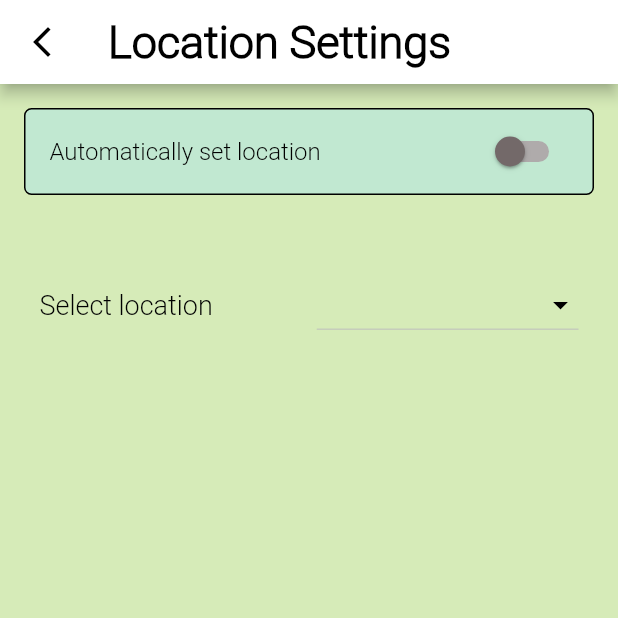
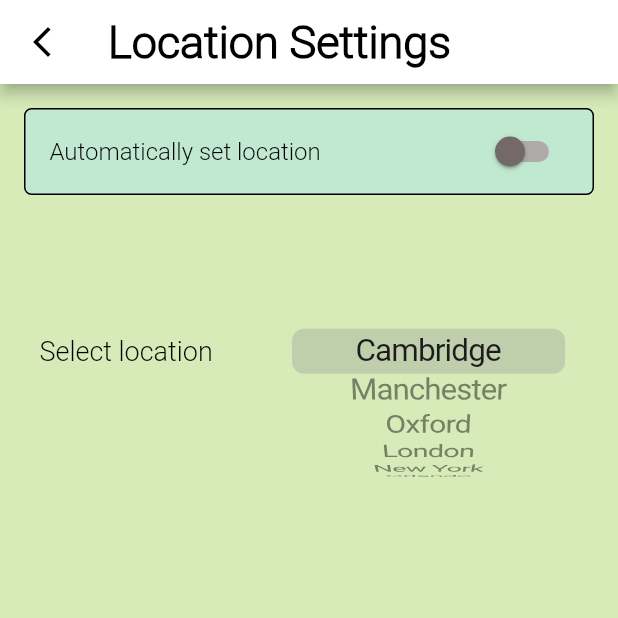
Before and after one commit to losmi247/weather-app, a Flutter app: the LocationSettingsScreen screen opened directly with empty values, on a phone screen of 412 x 824 dp, the top half of it. Run offline on Flutter 3.47's test engine with Material 2 defaults, Android fonts, the phone set to English and light mode, and no system bars; our stand-ins replace flutter_svg; missing offline and left inert: slide_digital_clock; network calls fail.

Commit message:
location settings cupertino slider

```diff
--- /dev/null
+++ b/lib/custom_components/locationsOptionSlider.dart
@@ -0,0 +1,95 @@
+import 'package:flutter/cupertino.dart';
+import 'package:flutter_application_1/custom_components/pallete.dart';
+
+class LocationsOptionSlider extends StatefulWidget {
+  LocationsOptionSlider({
+    Key? key,
+    required this.options,
+    required this.notifyParent,
+  }) : super(key: key);
+
+  List<String> options;
+  /// function to notify the settings screen that
+  /// the slider's value has been changed, so that
+  /// we can update the other sliders value so that
+  /// the temperature range is l < r (valid)
+  Function(int newIndex) notifyParent;
+  late _LocationsOptionSliderState sliderState = _LocationsOptionSliderState();
+
+  @override
+  _LocationsOptionSliderState createState() => sliderState;
+
+  /// getters for selected index, selected value
+  int get index => sliderState.selectedIndex;
+  String get value => sliderState.options[sliderState.selectedIndex];
+
+  /// setter for selected index
+  set index(int newIndex){
+    sliderState.selectedIndex = newIndex;
+  }
+  set sliderOptions(List<String> newOptions){
+    options = newOptions;
+    sliderState.setState(() { sliderState.options = newOptions; });
+  }
+  set notifyParentFunction(Function(int newIndex) v){
+    notifyParent = v;
+  }
+}
+
+class _LocationsOptionSliderState extends State<LocationsOptionSlider> {
+  int selectedIndex = 0;
+  List<String> options = ["a"];
+  FixedExtentScrollController controller = FixedExtentScrollController();
+
+  @override
+  void initState() {
+    super.initState();
+    options = widget.options;
+    controller = FixedExtentScrollController(
+      initialItem: selectedIndex,
+    );
+  }
+
+  /// previously:
+  /// text top: 0
+  /// second positioned top: 30
+  /// main container height: 120
+  @override
+  Widget build(BuildContext context) {
+    return Container(
+      //width: 130,
+      width: 200,
+      height: 200,
+      child: Stack(
+        alignment: Alignment.topCenter,
+        children: [
+          Positioned(
+            //top: 35,
+            child: Container(
+              width: 200,
+              height: 200,
+              child: CupertinoPicker(
+                scrollController: controller,
+                itemExtent: 30,
+                children: stringsToWidgets(),
+                onSelectedItemChanged: (value) {
+                  selectedIndex = value;
+                  widget.notifyParent(value);
+                },
+                backgroundColor: Color.fromRGBO(0, 0, 0, 0),
+              ),
+            ),
+          ),
+        ],
+      )
+    );
+  }
+
+  List<Widget> stringsToWidgets() {
+    List<Center> b = [];
+    for (var item in options) {
+      b.add(Center(child: Text(item, style: const TextStyle(color: Pallete.settingsTextColor))));
+    }
+    return b;
+  }
+}
--- a/lib/custom_components/preferences.dart
+++ b/lib/custom_components/preferences.dart
@@ -10,7 +10,8 @@ class Preferences {
   bool workInWind;
   bool workAtNight;
   bool isLocationSetAutomatically;
-  String selectedLocation;
+  /// selectedLocation is now a getter
+  //String selectedLocation;
 
   /// minTempIndex - zero-based index of currently selected
   /// minimum temperature on the 'Settings' screen
@@ -61,6 +62,21 @@ class Preferences {
     }
   }
 
+  int locationIndex;
+
+  /// getter for the currently seleceted location
+  String get selectedLocation {
+    if(locationIndex < 0){
+      return locations[0];
+    }
+    else if(locationIndex > locations.length-1){
+      return locations[locations.length-1];
+    }
+    else{
+      return locations[locationIndex];
+    }
+  }
+
   Preferences(
       {required this.isCelsius,
       //required this.minTemp,
@@ -70,9 +86,11 @@ class Preferences {
       required this.workInWind,
       required this.workAtNight,
       required this.isLocationSetAutomatically,
-      required this.selectedLocation,
+      //required this.selectedLocation,
       required this.minTempIndex,
-      required this.maxTempIndex});
+      required this.maxTempIndex,
+      required this.locationIndex
+      });
 
   Preferences.copy(Preferences p)
       : isCelsius = p.isCelsius,
@@ -83,9 +101,10 @@ class Preferences {
         workInWind = p.workInWind,
         workAtNight = p.workAtNight,
         isLocationSetAutomatically = p.isLocationSetAutomatically,
-        selectedLocation = p.selectedLocation,
+        //selectedLocation = p.selectedLocation,
         minTempIndex = p.minTempIndex,
-        maxTempIndex = p.maxTempIndex;
+        maxTempIndex = p.maxTempIndex,
+        locationIndex = p.locationIndex;
 
   Preferences.defaultPreferences()
       : isCelsius = true,
@@ -96,11 +115,15 @@ class Preferences {
         workInWind = false,
         workAtNight = false,
         isLocationSetAutomatically = true,
-        selectedLocation = 'Cambridge',
+        //selectedLocation = 'Cambridge',
         minTempIndex = 4,
-        maxTempIndex = 4;
+        maxTempIndex = 4,
+        locationIndex = 0;
 }
 
+
+/// KEEP CAMBRIDGE AT INDEX 0, OR CHANGE DEFAULT INDEX ABOVE
+/// IN DEFAULT PREFERENCES
 // const List<String> locations = <String>['Cambridge', 'Manchester', 'Oxford'];
 const List<String> locations = <String>[
   'Cambridge',
--- a/lib/location_settings.dart
+++ b/lib/location_settings.dart
@@ -1,4 +1,5 @@
 import 'package:flutter/material.dart';
+import 'package:flutter_application_1/custom_components/locationsOptionSlider.dart';
 import 'package:flutter_application_1/custom_components/pallete.dart';
 import 'package:flutter_application_1/custom_components/preferences.dart';
 
@@ -17,10 +18,18 @@ class LocationSettingsScreen extends StatefulWidget {
 class _LocationSettingsScreenState extends State<LocationSettingsScreen> {
   Preferences preferences = Preferences.defaultPreferences();
 
+  LocationsOptionSlider locationSlider = LocationsOptionSlider(options: locations,
+    notifyParent:(newIndex) {
+
+  },);
+
   @override
   void initState() {
     super.initState();
     preferences = Preferences.copy(widget.preferences);
+
+    // initalize the location slider from preferences
+    locationSlider.index = preferences.locationIndex;
   }
 
   /// sends preferences back to the previous page
@@ -39,6 +48,11 @@ class _LocationSettingsScreenState extends State<LocationSettingsScreen> {
     //     ),
     //   );
     // }
+
+    locationSlider.notifyParentFunction = (newIndex) {
+      /// update location index in preferences
+      preferences.locationIndex = newIndex;
+    };
 
     return Scaffold(
       appBar: AppBar(
@@ -69,10 +83,19 @@ class _LocationSettingsScreenState extends State<LocationSettingsScreen> {
               value: preferences.isLocationSetAutomatically,
               tileColor: Pallete.settignsSwitchListTileColor,
               onChanged: (value) {
+                /*setState(() {
+                  preferences.isLocationSetAutomatically = value;
+                  if (value == true) {
+                    preferences.selectedLocation = "Cambridge";
+                  }
+                });*/
                 setState(() {
                   preferences.isLocationSetAutomatically = value;
                   if (value == true) {
-                    preferences.selectedLocation = "Cambridge";
+                    preferences.locationIndex = 0;
+                    locationSlider.sliderState.controller.animateToItem(0,
+                      duration: Duration(milliseconds: 400),
+                      curve: Curves.fastOutSlowIn);
                   }
                 });
               },
@@ -84,7 +107,6 @@ class _LocationSettingsScreenState extends State<LocationSettingsScreen> {
                 borderRadius: BorderRadius.circular(5),
               ),
             ),
-            SizedBox(height: MediaQuery.of(context).size.height * 0.03),
             // DropdownMenu<LocationLabel>(
             //   initialSelection: preferences.selectedLocation,
             //   controller: locationController,
@@ -101,7 +123,7 @@ class _LocationSettingsScreenState extends State<LocationSettingsScreen> {
             //   // ),
             //
             // ),
-            SizedBox(height: MediaQuery.of(context).size.height * 0.03),
+            SizedBox(height: MediaQuery.of(context).size.height * 0.005),
             Row(
               children: [
                 SizedBox(width: MediaQuery.of(context).size.width * 0.025),
@@ -109,7 +131,10 @@ class _LocationSettingsScreenState extends State<LocationSettingsScreen> {
                   child: Text('Select location', style: TextStyle(color: Pallete.settingsTextColor)),
                 ),
                 SizedBox(width: MediaQuery.of(context).size.width * 0.025),
-                Expanded(
+
+
+
+                /*Expanded(
                   child: DropdownButton<String>(
                     isExpanded: true,
                     value: preferences.selectedLocation,
@@ -139,7 +164,16 @@ class _LocationSettingsScreenState extends State<LocationSettingsScreen> {
                     }).toList(),
                     dropdownColor: Pallete.settingsLocationDropdownColor,
                   )
+                ),*/
+
+                IgnorePointer(
+                  ignoring: preferences.isLocationSetAutomatically,
+                  child: Opacity(
+                    opacity: preferences.isLocationSetAutomatically ? 0.5 : 1,
+                    child: locationSlider,
+                  ),
                 ),
+
                 SizedBox(width: MediaQuery.of(context).size.width * 0.025),
               ]
             ),
--- a/lib/settings_screen.dart
+++ b/lib/settings_screen.dart
@@ -431,12 +431,16 @@ class _SettingsScreenState extends State<SettingsScreen> {
       preferences.workInWind = returnedPreferences.workInWind;
       preferences.isLocationSetAutomatically =
           returnedPreferences.isLocationSetAutomatically;
-      preferences.selectedLocation = returnedPreferences.selectedLocation;
+      //preferences.selectedLocation = returnedPreferences.selectedLocation;
 
       /// update the min/max temp indices when you come back from
       /// 'location settings' screen (even they won't be changed there)
       preferences.minTempIndex = returnedPreferences.minTempIndex;
       preferences.maxTempIndex = returnedPreferences.maxTempIndex;
+
+      /// update the location index we when going back from 'location settings'
+      /// screen
+      preferences.locationIndex = returnedPreferences.locationIndex;
     });
   }
 }
--- a/lib/study_outside_screen.dart
+++ b/lib/study_outside_screen.dart
@@ -535,7 +535,7 @@ class _StudyOutsideScreenState extends State<StudyOutsideScreen> {
                   /////// SLIDER
                   SizedBox(height: MediaQuery.of(context).size.height * 0.02),
                   SizedBox(
-                      height: MediaQuery.of(context).size.height * 0.03,
+                      height: MediaQuery.of(context).size.height * 0.032,
                       child: Center(
                         child: Text(
                           'The current location is set to ${preferences.selectedLocation}',
@@ -681,9 +681,15 @@ class _StudyOutsideScreenState extends State<StudyOutsideScreen> {
           builder: (context) => SettingsScreen(preferences: preferences)),
     );
     setState(() {
-      if (preferences.selectedLocation !=
+      /// selectedLocation is now a getter in Preferences
+      /*if (preferences.selectedLocation !=
           returnedPreferences.selectedLocation) {
         preferences.selectedLocation = returnedPreferences.selectedLocation;
+        getData();
+      }*/
+      if (preferences.locationIndex !=
+          returnedPreferences.locationIndex) {
+        preferences.locationIndex = returnedPreferences.locationIndex;
         getData();
       }
 
@@ -703,6 +709,10 @@ class _StudyOutsideScreenState extends State<StudyOutsideScreen> {
       /// 'settings' screen
       preferences.minTempIndex = returnedPreferences.minTempIndex;
       preferences.maxTempIndex = returnedPreferences.maxTempIndex;
+
+      /// update location index we got back from 'location settings'
+      /// screen
+      preferences.locationIndex = returnedPreferences.locationIndex;
     });
   }
 }
```
